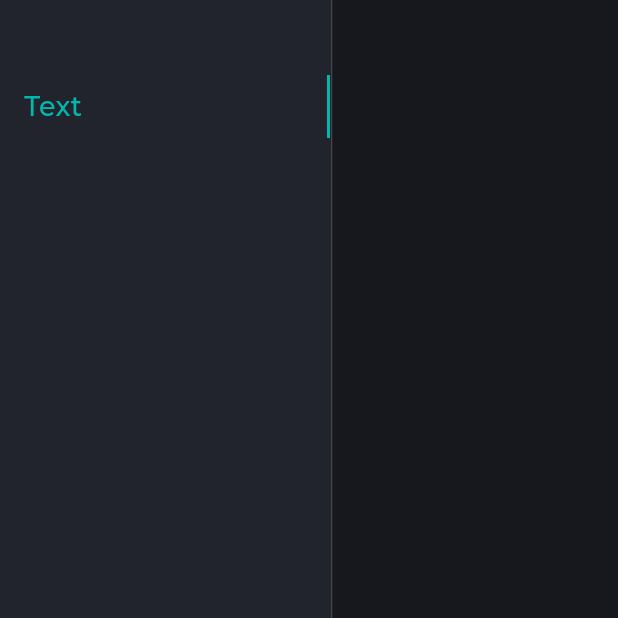
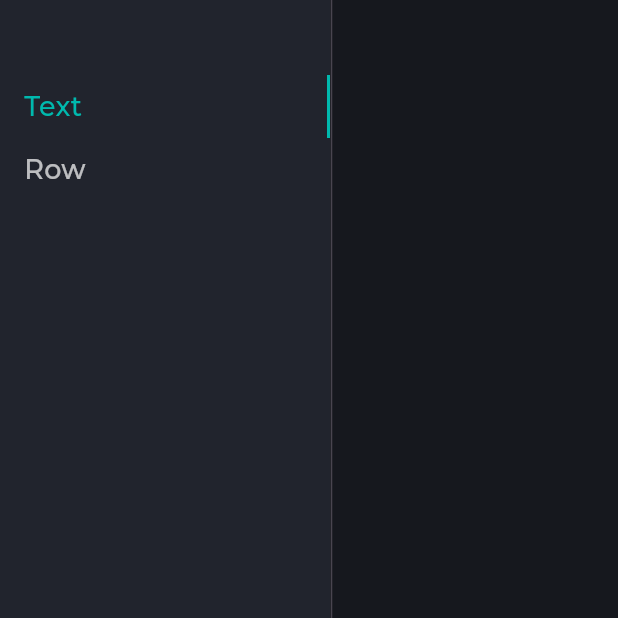
Before and after one commit to VivekMakwana7/flutter_basics, a Flutter app: the screen it shows after launch, on a phone screen of 412 x 824 dp, the top half of it. Run offline on Flutter 3.47's test engine with Material 3 defaults, Android fonts, the phone set to English and light mode, and no system bars; our stand-ins replace bloc, flutter_bloc, flutter_colorpicker, get_it, go_router, logger and 1 more; missing offline and left inert: multi_value_listenable_builder; project files that could hold a hidden picture were left out.

Commit message:
- Add Get it - Add App cubit & handle side bar

```diff
--- /dev/null
+++ b/lib/core/app_cubit/app_cubit.dart
@@ -0,0 +1,20 @@
+import 'package:bloc/bloc.dart';
+import 'package:flutter_basics/core/routes/app_side_bar_pages.dart';
+import 'package:meta/meta.dart';
+
+part 'app_state.dart';
+
+/// App Cubit is for over all app functionality changes & usages
+class AppCubit extends Cubit<AppState> {
+  /// Default constructor
+  AppCubit() : super(AppInitial());
+
+  /// Selected side bar page
+  SideBarPage sideBarPage = SideBarPage.text;
+
+  /// On Sidebar page changed
+  void onSideBarPageChanged(SideBarPage sideBar) {
+    sideBarPage = sideBar;
+    emit(AppSideBarMenuChangeState());
+  }
+}
--- /dev/null
+++ b/lib/core/app_cubit/app_state.dart
@@ -0,0 +1,11 @@
+part of 'app_cubit.dart';
+
+/// App State
+@immutable
+sealed class AppState {}
+
+/// App Initial State
+final class AppInitial extends AppState {}
+
+/// App Side Bar Menu Change
+final class AppSideBarMenuChangeState extends AppState {}
--- /dev/null
+++ b/lib/core/di/injector.dart
@@ -0,0 +1,12 @@
+import 'package:get_it/get_it.dart';
+
+/// Injector class
+class Injector {
+  const Injector._();
+
+  /// Private instance of Get it
+  static final _injector = GetIt.instance;
+
+  /// GetIt Instance
+  static GetIt get instance => _injector;
+}
--- a/lib/core/routes/app_router.dart
+++ b/lib/core/routes/app_router.dart
@@ -4,6 +4,7 @@ import 'package:flutter_basics/core/routes/app_routes.dart';
 import 'package:flutter_basics/src/error/error_page.dart';
 import 'package:flutter_basics/src/home/page/home_page.dart';
 import 'package:flutter_basics/src/home/page/test_page.dart';
+import 'package:flutter_basics/src/row/page/row_page.dart';
 import 'package:flutter_basics/src/text/page/text_page.dart';
 import 'package:flutter_basics/src/widgets/side_bar_widget.dart';
 import 'package:go_router/go_router.dart';
@@ -29,6 +30,11 @@ final appRouter = GoRouter(
           name: AppRoutes.textPage,
           builder: (context, state) => const TextPage(),
         ),
+        GoRoute(
+          path: AppRoutes.rowPage.path,
+          name: AppRoutes.rowPage,
+          builder: (context, state) => const RowPage(),
+        ),
       ],
     ),
     GoRoute(
--- a/lib/core/routes/app_routes.dart
+++ b/lib/core/routes/app_routes.dart
@@ -6,4 +6,5 @@ class AppRoutes {
   static const String homePage = '/';
   static const String testPage = 'test-page';
   static const String textPage = 'text';
+  static const String rowPage = 'row';
 }
--- /dev/null
+++ b/lib/core/routes/app_side_bar_pages.dart
@@ -0,0 +1,33 @@
+import 'package:flutter_basics/core/routes/app_routes.dart';
+
+/// Side Bar Page Enum
+enum SideBarPage {
+  /// Text Page
+  text,
+
+  /// Row Page
+  row;
+}
+
+/// Extension on Side Bar Page
+extension ExtSideBarPage on SideBarPage {
+  /// Get Title text
+  String get title {
+    switch (this) {
+      case SideBarPage.text:
+        return 'Text';
+      case SideBarPage.row:
+        return 'Row';
+    }
+  }
+
+  /// Navigation Path
+  String get path {
+    switch (this) {
+      case SideBarPage.text:
+        return AppRoutes.textPage;
+      case SideBarPage.row:
+        return AppRoutes.rowPage;
+    }
+  }
+}
--- a/lib/src/widgets/side_bar_widget.dart
+++ b/lib/src/widgets/side_bar_widget.dart
@@ -1,10 +1,13 @@
 import 'package:flutter/material.dart';
+import 'package:flutter_basics/core/app_cubit/app_cubit.dart';
+import 'package:flutter_basics/core/di/injector.dart';
 import 'package:flutter_basics/core/ext/ext_build_context.dart';
-import 'package:flutter_basics/core/routes/app_routes.dart';
+import 'package:flutter_basics/core/routes/app_side_bar_pages.dart';
+import 'package:flutter_bloc/flutter_bloc.dart';
 import 'package:go_router/go_router.dart';
 
 /// Side Bar Widget
-class SideBarWidget extends StatelessWidget {
+class SideBarWidget extends StatefulWidget {
   /// Default constructor
   const SideBarWidget({required this.child, super.key});
 
@@ -12,42 +15,82 @@ class SideBarWidget extends StatelessWidget {
   final Widget child;
 
   @override
+  State<SideBarWidget> createState() => _SideBarWidgetState();
+}
+
+class _SideBarWidgetState extends State<SideBarWidget> {
+  @override
+  void initState() {
+    Injector.instance.registerSingleton(AppCubit());
+    super.initState();
+  }
+
+  @override
+  void dispose() {
+    Injector.instance.unregister<AppCubit>();
+    super.dispose();
+  }
+
+  @override
   Widget build(BuildContext context) {
-    return Scaffold(
+    final cubit = Injector.instance<AppCubit>();
+    return BlocProvider.value(
+      value: cubit,
+      child: Scaffold(
         body: Row(
           children: [
             SizedBox(
               width: 220,
               child: DecoratedBox(
-              decoration: BoxDecoration(color: context.appColor.sideBarBgColor),
+                decoration:
+                    BoxDecoration(color: context.appColor.sideBarBgColor),
                 child: Padding(
                   padding: const EdgeInsets.only(left: 8),
-                  child: Column(
+                  child: BlocBuilder<AppCubit, AppState>(
+                    builder: (context, state) {
+                      final cubit = context.read<AppCubit>();
+                      return Column(
                         crossAxisAlignment: CrossAxisAlignment.stretch,
                         children: [
                           const SizedBox(height: 50),
+                          for (int index = 0;
+                              index < SideBarPage.values.length;
+                              index++) ...[
                             SideMenuWidget(
-                        menuName: 'Text',
-                        onItemTap: () => context.goNamed(AppRoutes.textPage),
+                              menuName: SideBarPage.values[index].title,
+                              onItemTap: () {
+                                cubit.onSideBarPageChanged(
+                                  SideBarPage.values[index],
+                                );
+                                context.goNamed(SideBarPage.values[index].path);
+                              },
+                              isSelected: cubit.sideBarPage ==
+                                  SideBarPage.values[index],
                             ),
+                          ],
                           const SizedBox(height: 12),
                         ],
-                  )),
+                      );
+                    },
+                  ),
+                ),
               ),
             ),
             const VerticalDivider(width: 2),
-          Expanded(child: child),
+            Expanded(child: widget.child),
           ],
+        ),
       ),
     );
   }
 }
 
 /// For Side bar menu widget
-class SideMenuWidget extends StatefulWidget {
+class SideMenuWidget extends StatelessWidget {
   /// Default constructor
   const SideMenuWidget({
     required this.menuName,
+    required this.isSelected,
     this.onItemTap,
     super.key,
   });
@@ -57,37 +100,40 @@ class SideMenuWidget extends StatefulWidget {
 
   /// For Side menu item tap event
   final void Function()? onItemTap;
-  @override
-  State<SideMenuWidget> createState() => _SideMenuWidgetState();
-}
 
-class _SideMenuWidgetState extends State<SideMenuWidget> {
+  /// For Side menu selected or not
+  final bool isSelected;
+
   @override
   Widget build(BuildContext context) {
     return GestureDetector(
-      onTap: widget.onItemTap,
+      onTap: onItemTap,
       behavior: HitTestBehavior.opaque,
       child: SizedBox(
         height: 42,
         child: DecoratedBox(
           decoration: BoxDecoration(
-            border: Border(
+            border: isSelected
+                ? Border(
                     right: BorderSide(
                       color: context.appColor.sideBarSelectedColor,
                       width: 2,
                     ),
-            ),
+                  )
+                : null,
           ),
           child: Align(
             alignment: Alignment.centerLeft,
             child: Padding(
               padding: const EdgeInsets.symmetric(horizontal: 8),
               child: Text(
-                widget.menuName,
+                menuName,
                 textAlign: TextAlign.start,
                 style: TextStyle(
                   fontSize: 18,
-                  color: context.appColor.sideBarSelectedColor,
+                  color: isSelected
+                      ? context.appColor.sideBarSelectedColor
+                      : Colors.white70,
                   fontWeight: FontWeight.w500,
                   fontFamily: 'Montserrat',
                 ),
--- a/pubspec.yaml
+++ b/pubspec.yaml
@@ -13,6 +13,7 @@ dependencies:
     sdk: flutter
   flutter_bloc: ^8.1.6
   flutter_colorpicker: ^1.1.0
+  get_it: ^7.7.0
   go_router: ^14.2.0
   logger: ^2.3.0
   multi_value_listenable_builder: ^0.0.2
```
Also changed, not shown: lib/src/row/page/row_page.dart (added, +28 -0 lines). Lines whose indentation alone changed are shown as unchanged.
